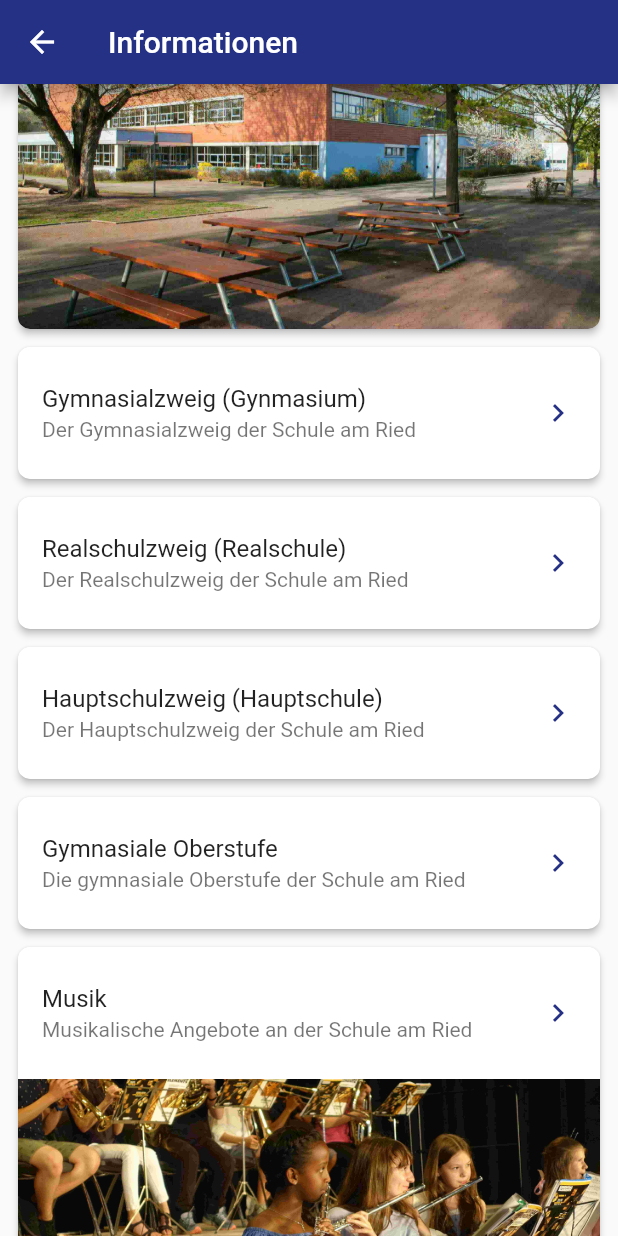
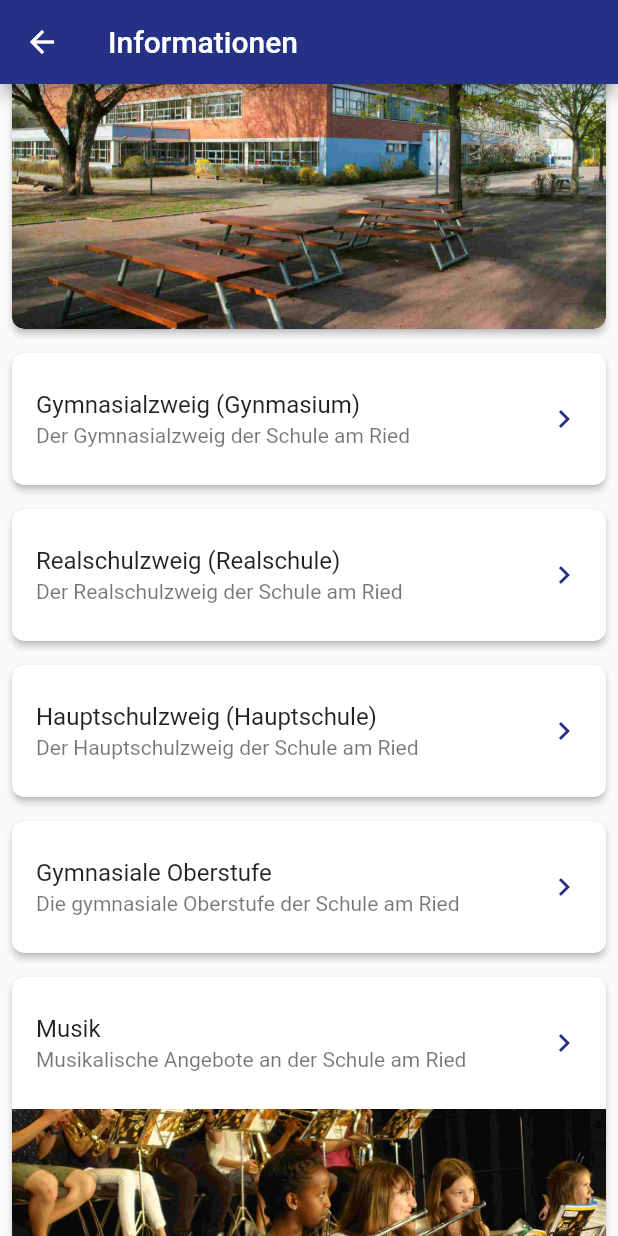
Before and after one commit to k0ncode/sar, a Flutter app: the Informationen screen opened directly, scrolled down 576 dp, on a phone screen of 412 x 824 dp. Run offline on Flutter 3.47's test engine with Material 2 defaults, Android fonts, the phone set to English and light mode, and no system bars; our stand-ins replace cached_network_image, package_info; network calls fail.

Commit message:
first try

```diff
--- a/sar/lib/design/widgets/article_card_widget.dart
+++ b/sar/lib/design/widgets/article_card_widget.dart
@@ -1,6 +1,12 @@
 import 'package:flutter/material.dart';
+import 'package:animations/animations.dart';
 import 'package:sar/design/theme.dart';
-import 'package:sar/routes.dart';
+
+/*
+- komplettes Widget neubauen
+- Splash nicht so wichtig, sieht man eh nicht
+- Wie die width von OpenContainer ändern?
+*/
 
 class ArticleCard extends StatelessWidget {
   final String title; // Überschrift der Card
@@ -13,10 +19,8 @@ class ArticleCard extends StatelessWidget {
   Widget build(BuildContext context) {
     return Column(
       children: [
-        Card(
-          elevation: 2,
-          shape: RoundedRectangleBorder(borderRadius: BorderRadius.circular(8)),
-          child: InkWell(
+        OpenContainer(
+          closedBuilder: (context, openPage) => InkWell(
             child: Stack(
               children: [
                 Column(
@@ -50,11 +54,14 @@ class ArticleCard extends StatelessWidget {
                 ),
               ],
             ),
-            onTap: () => navigateTo(article, context),
+            onTap: () => openPage(),
             borderRadius: BorderRadius.circular(8),
           ),
+          closedShape: RoundedRectangleBorder(borderRadius: BorderRadius.circular(8)),
+          closedElevation: 2,
+          openBuilder: (context, openPage) => article,
         ),
-        SizedBox(height: 4),
+        SizedBox(height: 16),
       ],
     );
   }
--- a/sar/pubspec.yaml
+++ b/sar/pubspec.yaml
@@ -17,6 +17,7 @@ dependencies:
   url_launcher: ^6.0.2 # URLs im Browser öffnen
   package_info: ^2.0.0 # Version in der App erhalten
   cached_network_image: ^3.0.0 # Video Thumbnails cachen
+  animations: ^2.0.0
 
 dev_dependencies:
   flutter_test:
```
Also changed, not shown: sar/pubspec.lock.
